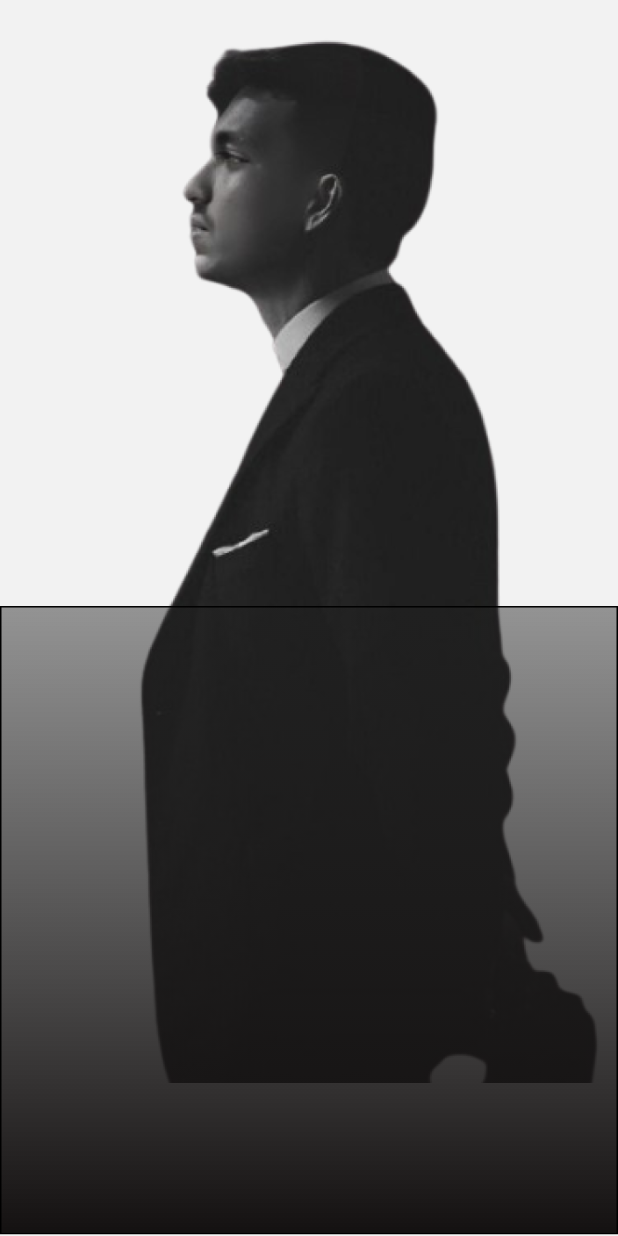
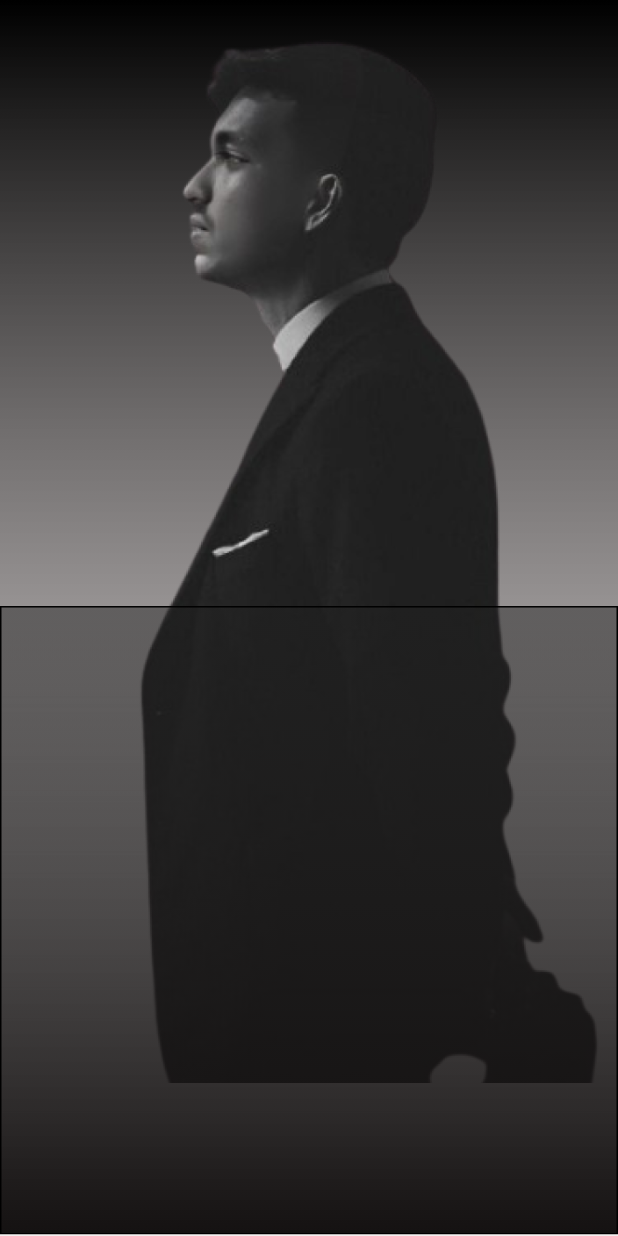
Before and after one commit to AswinAzikar/akash, a Flutter app: the screen it shows after launch, on a phone screen of 412 x 824 dp. Run offline on Flutter 3.47's test engine with Material 3 defaults, Android fonts, the phone set to English and light mode, and no system bars; our stand-ins replace flutter_svg.

Commit message:
Add gradient background to HomePage and create Asa widget

```diff
--- a/lib/home_page.dart
+++ b/lib/home_page.dart
@@ -11,6 +11,24 @@ class HomePage extends StatelessWidget {
       backgroundColor: Color(0x0f202020),
       body: Stack(
         children: [
+
+
+
+
+Container(
+decoration: BoxDecoration(
+  gradient: LinearGradient(
+    begin: Alignment.topCenter,
+    end: Alignment.bottomCenter,
+    colors: [
+      Color(0xff000000),
+      Color.fromARGB(128, 245, 235, 235),
+    ],
+  ),
+),
+),
+
+
           //stackile first eleement , ee element aan backgroundil varuka
           Positioned(
             //ith position mention chythaya (top, centerd)
```
Also changed, not shown: lib/asa.dart (added, +10 -0 lines).
